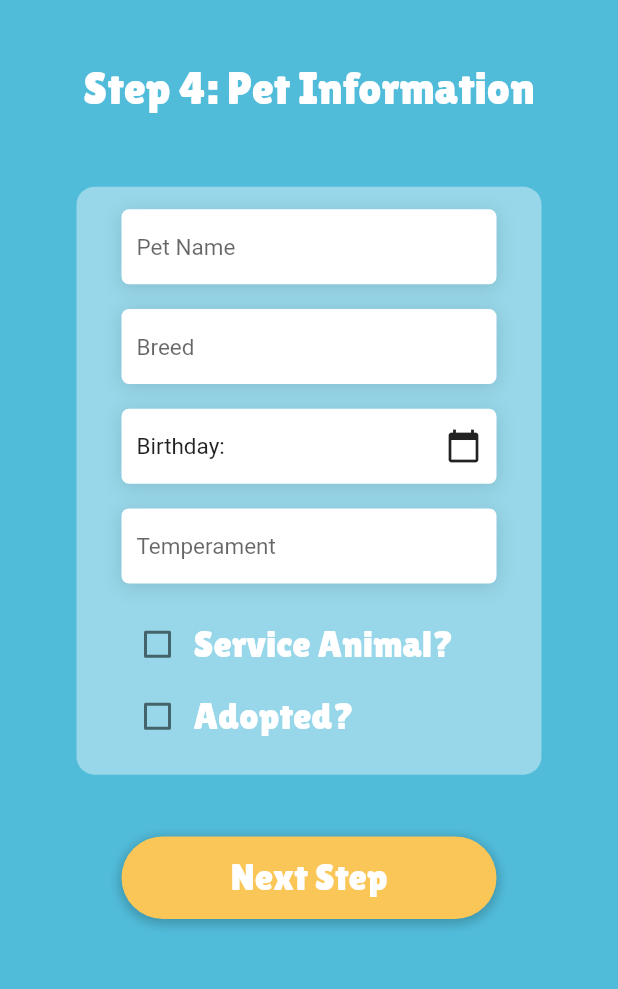
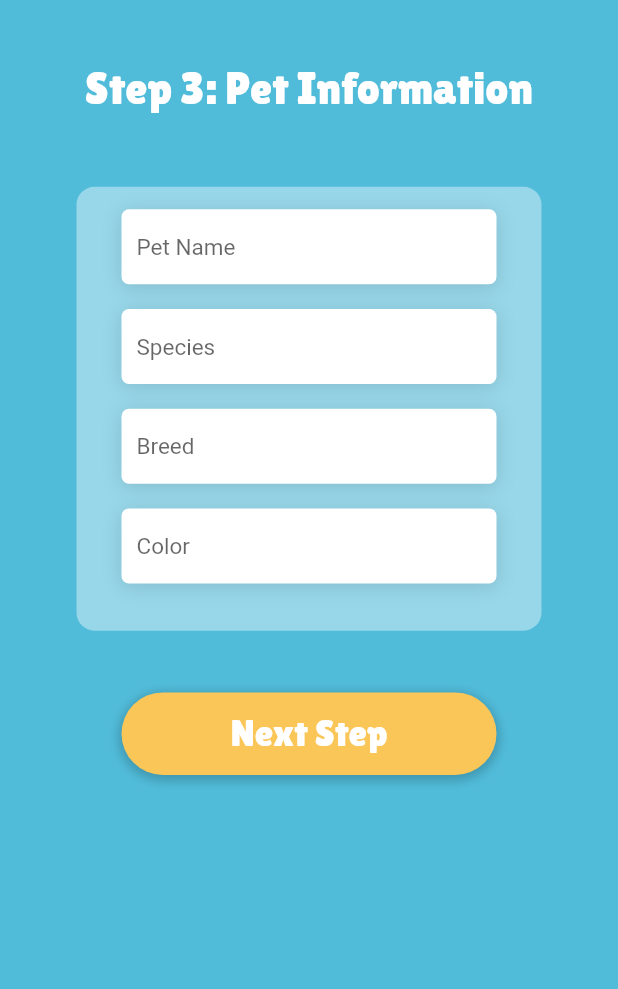
Before and after one commit to petcodeapp/interface-mobile, a Flutter app: the StpPetInfoScreen screen opened directly, on a phone screen of 412 x 824 dp, the part 167-1156 px from its top. Run offline on Flutter 3.47's test engine with Material 2 defaults, Android fonts, the phone set to English and light mode, and no system bars; our stand-ins replace bottom_navy_bar, cached_network_image, cloud_firestore, dots_indicator, email_validator, firebase_auth and 11 more; missing offline and left inert: slimy_card; accounts and stored records are empty.

Commit message:
:sparkles: update pet model with species and color, updated setup process

```diff
--- a/lib/models/Pet.dart
+++ b/lib/models/Pet.dart
@@ -1,5 +1,4 @@
 import 'package:cloud_firestore/cloud_firestore.dart';
-import 'package:flutter/material.dart';
 import 'package:petcode_app/models/Owner.dart';
 import 'package:petcode_app/models/Reminder.dart';
 import 'package:petcode_app/models/Scan.dart';
@@ -13,6 +12,8 @@ class Pet {
   String temperament;
   String allergies;
   String specialNeeds;
+  String species;
+  String color;
   String vetName;
   String vetPhoneNumber;
   String additionalInfo;
@@ -37,6 +38,8 @@ class Pet {
       this.temperament,
       this.allergies,
       this.specialNeeds,
+      this.species,
+      this.color,
       this.vetName,
       this.vetPhoneNumber,
       this.additionalInfo,
@@ -110,6 +113,8 @@ class Pet {
       temperament: json['temperament'] as String,
       allergies: json['allergies'] as String,
       specialNeeds: json['specialNeeds'] as String,
+      species: json['species'] as String,
+      color: json['color'] as String,
       vetName: json['vetName'] as String,
       vetPhoneNumber: json['vetPhoneNumber'] as String,
       additionalInfo: json['additionalInfo'] as String,
@@ -136,6 +141,8 @@ class Pet {
         'temperament': instance.temperament,
         'allergies': instance.allergies,
         'specialNeeds': instance.specialNeeds,
+        'species': instance.species,
+        'color': instance.color,
         'vetName': instance.vetName,
         'vetPhoneNumber': instance.vetPhoneNumber,
         'additionalInfo': instance.additionalInfo,
--- a/lib/screens/entry_screen.dart
+++ b/lib/screens/entry_screen.dart
@@ -1,5 +1,4 @@
 import 'package:flutter/material.dart';
-import 'package:google_fonts/google_fonts.dart';
 import 'package:petcode_app/screens/login_screen.dart';
 import 'package:petcode_app/screens/signup_screen.dart';
 import 'package:petcode_app/utils/style_constants.dart';
--- a/lib/screens/home_screen.dart
+++ b/lib/screens/home_screen.dart
@@ -310,6 +310,7 @@ class _HomeScreenState extends State<HomeScreen> {
                                                     ],
                                                   ),
                                                 ),
+                                                //TODO: Find out pageIndex
                                                 GestureDetector(
                                                   onTap: () => Navigator.push(
                                                     context,
--- a/lib/screens/stp_additionalinfo_screen.dart
+++ b/lib/screens/stp_additionalinfo_screen.dart
@@ -57,7 +57,7 @@ class _StpAdditionalInfoScreenState extends State<StpAdditionalInfoScreen> {
                 height: height * 0.05,
               ),
               Text(
-                'Step 8: Additional Info',
+                'Step 9: Additional Info',
                 style: StyleConstants.whiteTitleText,
               ),
               SizedBox(
--- a/lib/screens/stp_addphoto_screen.dart
+++ b/lib/screens/stp_addphoto_screen.dart
@@ -3,7 +3,7 @@ import 'dart:io';
 import 'package:flutter/material.dart';
 import 'package:image_picker/image_picker.dart';
 import 'package:petcode_app/models/Pet.dart';
-import 'package:petcode_app/screens/stp_petinfo_screen.dart';
+import 'package:petcode_app/screens/stp_medinfo_screen.dart';
 import 'package:petcode_app/services/image_picker_service.dart';
 import 'package:petcode_app/utils/style_constants.dart';
 import 'package:provider/provider.dart';
@@ -95,7 +95,7 @@ class _StpAddPhotoScreenState extends State<StpAddPhotoScreen> {
                 height: height * 0.05,
               ),
               Text(
-                'Step 3: Pet Image',
+                'Step 5: Pet Image',
                 style: StyleConstants.whiteTitleText,
               ),
               SizedBox(
@@ -134,7 +134,7 @@ class _StpAddPhotoScreenState extends State<StpAddPhotoScreen> {
                   Navigator.push(
                       context,
                       MaterialPageRoute(
-                          builder: (_) => StpPetInfoScreen(
+                          builder: (_) => StpMedicalInfoScreen(
                                 pet: widget.pet,
                                 petImage: chosenImage,
                               )));
--- a/lib/screens/stp_contactinfo_screen.dart
+++ b/lib/screens/stp_contactinfo_screen.dart
@@ -1,7 +1,7 @@
 import 'package:flutter/material.dart';
 import 'package:petcode_app/models/Owner.dart';
 import 'package:petcode_app/models/Pet.dart';
-import 'package:petcode_app/screens/stp_addphoto_screen.dart';
+import 'package:petcode_app/screens/stp_petinfo_screen.dart';
 import 'package:petcode_app/utils/style_constants.dart';
 import 'package:slimy_card/slimy_card.dart';
 
@@ -125,7 +125,7 @@ class _StpContactScreenState extends State<StpContactScreen> {
                     updatedPet.contact_2 = null;
                   }
                   Navigator.push(context,
-                      MaterialPageRoute(builder: (_) => StpAddPhotoScreen(pet: updatedPet,)));
+                      MaterialPageRoute(builder: (_) => StpPetInfoScreen(pet: updatedPet,)));
                 },
                 child: Container(
                   height: 55.0,
--- a/lib/screens/stp_medinfo_screen.dart
+++ b/lib/screens/stp_medinfo_screen.dart
@@ -60,7 +60,7 @@ class _StpMedicalInfoScreenState extends State<StpMedicalInfoScreen> {
                 height: height * 0.05,
               ),
               Text(
-                'Step 5: Medical Information',
+                'Step 6: Medical Information',
                 style: StyleConstants.whiteTitleText,
               ),
               SizedBox(
--- a/lib/screens/stp_petinfo_screen.dart
+++ b/lib/screens/stp_petinfo_screen.dart
@@ -1,10 +1,8 @@
 import 'dart:io';
 
-import 'package:cloud_firestore/cloud_firestore.dart';
 import 'package:flutter/material.dart';
-import 'package:petcode_app/screens/stp_medinfo_screen.dart';
 import 'package:petcode_app/models/Pet.dart';
-import 'package:petcode_app/utils/string_helper.dart';
+import 'package:petcode_app/screens/stp_petinfo2_screen.dart';
 import 'package:petcode_app/utils/style_constants.dart';
 
 class StpPetInfoScreen extends StatefulWidget {
@@ -18,23 +16,17 @@ class StpPetInfoScreen extends StatefulWidget {
 }
 
 class _StpPetInfoScreenState extends State<StpPetInfoScreen> {
-  DateTime _petBirthday;
-
   TextEditingController _petNameInputController;
+  TextEditingController _speciesInputController;
   TextEditingController _breedInputController;
-  TextEditingController _temperamentInputController;
-
-  bool _isServiceAnimal;
-  bool _isAdopted;
+  TextEditingController _colorInputController;
 
   @override
   void initState() {
     _petNameInputController = new TextEditingController();
+    _speciesInputController = new TextEditingController();
     _breedInputController = new TextEditingController();
-    _temperamentInputController = new TextEditingController();
-
-    _isServiceAnimal = false;
-    _isAdopted = false;
+    _colorInputController = new TextEditingController();
 
     super.initState();
   }
@@ -68,7 +60,7 @@ class _StpPetInfoScreenState extends State<StpPetInfoScreen> {
                 height: height * 0.05,
               ),
               Text(
-                'Step 4: Pet Information',
+                'Step 3: Pet Information',
                 style: StyleConstants.whiteTitleText,
               ),
               SizedBox(
@@ -131,61 +123,11 @@ class _StpPetInfoScreenState extends State<StpPetInfoScreen> {
                         padding: const EdgeInsets.symmetric(horizontal: 10.0),
                         child: Center(
                           child: TextFormField(
-                            controller: _breedInputController,
+                            controller: _speciesInputController,
                             decoration: InputDecoration(
                                 border: InputBorder.none,
-                                hintText: 'Breed',
+                                hintText: 'Species',
                                 hintStyle: TextStyle(fontSize: 15.0)),
-                          ),
-                        ),
-                      ),
-                    ),
-                    SizedBox(
-                      height: height * 0.02,
-                    ),
-                    GestureDetector(
-                      onTap: () async {
-                        DateTime pickedDate = await showDatePicker(
-                            context: context,
-                            initialDate: _petBirthday != null
-                                ? _petBirthday
-                                : DateTime.now(),
-                            firstDate: DateTime(1980),
-                            lastDate: DateTime.now());
-                        setState(() {
-                          _petBirthday = pickedDate;
-                        });
-                      },
-                      child: Container(
-                        decoration: BoxDecoration(
-                          color: Colors.white,
-                          borderRadius: BorderRadius.circular(5.0),
-                          boxShadow: [
-                            BoxShadow(
-                              color: Colors.black12,
-                              blurRadius: 10.0,
-                              offset: Offset(0, 2),
-                            ),
-                          ],
-                        ),
-                        height: 50.0,
-                        width: 250.0,
-                        child: Padding(
-                          padding: const EdgeInsets.symmetric(horizontal: 10.0),
-                          child: Row(
-                            mainAxisAlignment: MainAxisAlignment.spaceBetween,
-                            children: [
-                              Text(
-                                _petBirthday != null
-                                    ? 'Birthday: ' +
-                                        StringHelper.getDateString(_petBirthday)
-                                    : 'Birthday:',
-                                style: TextStyle(
-                                  fontSize: 15.0,
-                                ),
-                              ),
-                              Icon(Icons.calendar_today),
-                            ],
                           ),
                         ),
                       ),
@@ -211,10 +153,10 @@ class _StpPetInfoScreenState extends State<StpPetInfoScreen> {
                         padding: const EdgeInsets.symmetric(horizontal: 10.0),
                         child: Center(
                           child: TextFormField(
-                            controller: _temperamentInputController,
+                            controller: _breedInputController,
                             decoration: InputDecoration(
                                 border: InputBorder.none,
-                                hintText: 'Temperament',
+                                hintText: 'Breed',
                                 hintStyle: TextStyle(fontSize: 15.0)),
                           ),
                         ),
@@ -224,52 +166,34 @@ class _StpPetInfoScreenState extends State<StpPetInfoScreen> {
                       height: height * 0.02,
                     ),
                     Container(
-                      width: 250.0,
-                      child: Row(
-                        mainAxisAlignment: MainAxisAlignment.start,
-                        children: [
-                          Checkbox(
-                            //title: Text("title text"),
-                            checkColor: Colors.white,
-                            activeColor: StyleConstants.yellow,
-                            value: _isServiceAnimal,
-                            onChanged: (newValue) {
-                              setState(() {
-                                _isServiceAnimal = newValue;
-                              });
-                            },
-                            //controlAffinity: ListTileControlAffinity.leading,  //  <-- leading Checkbox
-                          ),
-                          Text(
-                            'Service Animal?',
-                            style: StyleConstants.whiteTitleTextSmall,
+                      decoration: BoxDecoration(
+                        color: Colors.white,
+                        borderRadius: BorderRadius.circular(5.0),
+                        boxShadow: [
+                          BoxShadow(
+                            color: Colors.black12,
+                            blurRadius: 10.0,
+                            offset: Offset(0, 2),
                           ),
                         ],
                       ),
+                      height: 50.0,
+                      width: 250.0,
+                      child: Padding(
+                        padding: const EdgeInsets.symmetric(horizontal: 10.0),
+                        child: Center(
+                          child: TextFormField(
+                            controller: _colorInputController,
+                            decoration: InputDecoration(
+                                border: InputBorder.none,
+                                hintText: 'Color',
+                                hintStyle: TextStyle(fontSize: 15.0)),
+                          ),
+                        ),
+                      ),
                     ),
-                    Container(
-                      width: 250.0,
-                      child: Row(
-                        mainAxisSize: MainAxisSize.min,
-                        children: [
-                          Checkbox(
-                            //title: Text("title text"),
-                            checkColor: Colors.white,
-                            activeColor: StyleConstants.yellow,
-                            value: _isAdopted,
-                            onChanged: (newValue) {
-                              setState(() {
-                                _isAdopted = newValue;
-                              });
-                            },
-                            //controlAffinity: ListTileControlAffinity.leading,  //  <-- leading Checkbox
-                          ),
-                          Text(
-                            'Adopted?',
-                            style: StyleConstants.whiteTitleTextSmall,
-                          ),
-                        ],
-                      ),
+                    SizedBox(
+                      height: height * 0.02,
                     ),
                   ],
                 ),
@@ -281,23 +205,16 @@ class _StpPetInfoScreenState extends State<StpPetInfoScreen> {
                 onTap: () {
                   Pet updatedPet = widget.pet;
 
-                  updatedPet.birthday = Timestamp.fromDate(_petBirthday);
-
                   updatedPet.name = _petNameInputController.text;
+                  updatedPet.species = _speciesInputController.text;
                   updatedPet.breed = _breedInputController.text;
-                  updatedPet.temperament = _temperamentInputController.text;
-
-                  updatedPet.age =
-                      _petBirthday.difference(DateTime.now()).inDays ~/ 365;
-                  updatedPet.isServiceAnimal = _isServiceAnimal;
-                  updatedPet.isAdopted = _isAdopted;
+                  updatedPet.color = _colorInputController.text;
 
                   Navigator.push(
                       context,
                       MaterialPageRoute(
-                          builder: (_) => StpMedicalInfoScreen(
+                          builder: (_) => StpPetInfo2Screen(
                                 pet: updatedPet,
-                                petImage: widget.petImage,
                               )));
                 },
                 child: Container(
--- a/lib/screens/stp_vaccinehist_screen.dart
+++ b/lib/screens/stp_vaccinehist_screen.dart
@@ -119,7 +119,7 @@ class _StpVaccineScreenState extends State<StpVaccineScreen> {
                 height: height * 0.05,
               ),
               Text(
-                'Step 6: Vaccine History',
+                'Step 7: Vaccine History',
                 style: StyleConstants.whiteTitleText,
               ),
               SizedBox(
```
Also changed, not shown: lib/screens/stp_petinfo2_screen.dart (added, +251 -0 lines), lib/screens/stp_reminders_screen.dart (+9 -3 lines).
